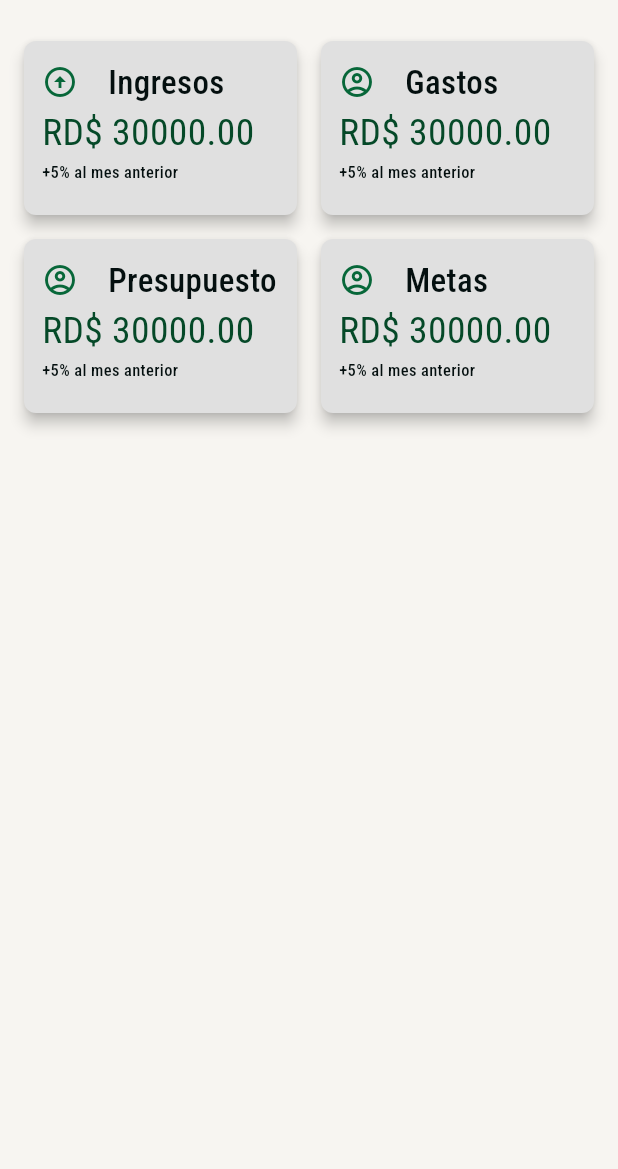
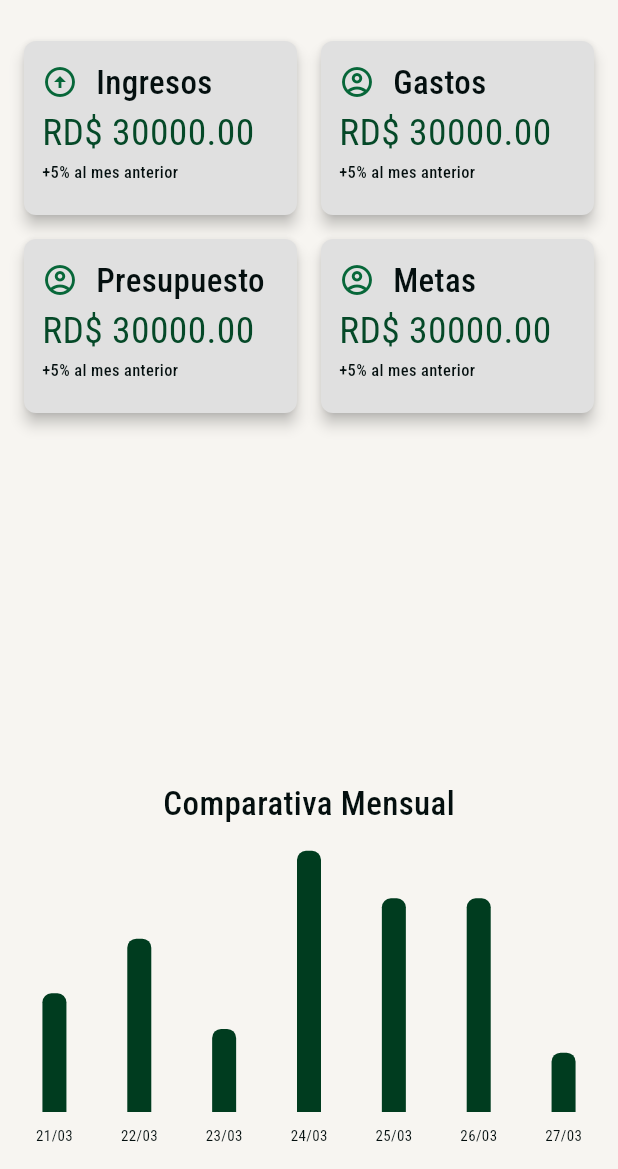
Before and after one commit to MFHamilton/cashly-frontend, a Flutter app: the screen it shows after launch, on a phone screen of 412 x 824 dp, the part 67-1236 px from its top. Run offline on Flutter 3.47's test engine with Material 3 defaults, Android fonts, the phone set to English and light mode, and no system bars; drawn by our look-alikes of fl_chart; our stand-ins replace flutter_secure_storage, flutter_svg, google_fonts, sign_in_button.

Commit message:
chore: homescreen analiticas

```diff
--- a/lib/feautures/home_screen.dart
+++ b/lib/feautures/home_screen.dart
@@ -1,5 +1,6 @@
 import 'package:cashly/core/constants/app_color.dart';
 import 'package:cashly/core/themes/text_scheme.dart';
+import 'package:fl_chart/fl_chart.dart';
 import 'package:flutter/material.dart';
 import 'package:flutter_svg/svg.dart';
 
@@ -94,7 +95,11 @@ class HomeScreen extends StatelessWidget {
             ),
             // TODO: alertas
             // TODO: grafica de comparativa mensual
-
+            Text(
+              "Comparativa Mensual",
+              style: MyTextTheme.lightTextTheme.titleLarge,
+            ),
+            MonthlyBarChart(),
             // TODO: fuente de ingresos
           ],
         ),
@@ -134,11 +139,15 @@ class CustomCard extends StatelessWidget {
             Row(
               children: [
                 Icon(titleIcon, color: AppColors.secondary),
-                SizedBox(width: 20),
-                Text(
+                SizedBox(width: 12),
+                Flexible(
+                  child: Text(
                     cardTitle,
                     style: MyTextTheme.lightTextTheme.titleLarge?.copyWith(
                       color: AppColors.textPrimary,
+                    ),
+                    overflow: TextOverflow.ellipsis,
+                    maxLines: 1,
                   ),
                 ),
               ],
@@ -146,11 +155,16 @@ class CustomCard extends StatelessWidget {
             // Content row
             Row(
               children: [
-                Text(
+                Flexible(
+                  child: Text(
                     "RD\$ ${amount.toStringAsFixed(2)}",
                     style: MyTextTheme.lightTextTheme.displaySmall?.copyWith(
                       color: AppColors.primary,
                       fontSize: 25,
+                    ),
+                    overflow: TextOverflow.ellipsis,
+                    maxLines: 1,
+                    softWrap: false,
                   ),
                 ),
               ],
@@ -160,7 +174,9 @@ class CustomCard extends StatelessWidget {
               children: [
                 Text(
                   bottomContent,
-                  style: MyTextTheme.lightTextTheme.labelSmall?.copyWith(color: AppColors.textPrimary),
+                  style: MyTextTheme.lightTextTheme.labelSmall?.copyWith(
+                    color: AppColors.textPrimary,
+                  ),
                 ),
               ],
             ),
@@ -170,3 +186,82 @@ class CustomCard extends StatelessWidget {
     );
   }
 }
+
+class MonthlyBarChart extends StatelessWidget {
+  const MonthlyBarChart({super.key});
+
+  @override
+  Widget build(BuildContext context) {
+    const barColor = Color(0xFF003C1F); // Verde oscuro
+
+    final data = [
+      {'day': '21/03', 'amount': 50.0},
+      {'day': '22/03', 'amount': 73.0},
+      {'day': '23/03', 'amount': 35.0},
+      {'day': '24/03', 'amount': 110.0},
+      {'day': '25/03', 'amount': 90.0},
+      {'day': '26/03', 'amount': 90.0},
+      {'day': '27/03', 'amount': 25.0},
+    ];
+
+    return SizedBox(
+      height: 220,
+      child: BarChart(
+        BarChartData(
+          maxY: 120,
+          minY: 0,
+          alignment: BarChartAlignment.spaceAround,
+          gridData: FlGridData(show: false),
+          borderData: FlBorderData(show: false),
+          barTouchData: BarTouchData(enabled: false),
+          titlesData: FlTitlesData(
+            topTitles: AxisTitles(sideTitles: SideTitles(showTitles: false)),
+            leftTitles: AxisTitles(sideTitles: SideTitles(showTitles: false)),
+            rightTitles: AxisTitles(sideTitles: SideTitles(showTitles: false)),
+            bottomTitles: AxisTitles(
+              sideTitles: SideTitles(
+                showTitles: true,
+                getTitlesWidget: (value, meta) {
+                  return Padding(
+                    padding: const EdgeInsets.only(top: 8.0),
+                    child: Text(
+                      data[value.toInt()]['day'].toString(),
+                      style: const TextStyle(fontSize: 10),
+                    ),
+                  );
+                },
+                reservedSize: 30,
+              ),
+            ),
+          ),
+          barGroups: List.generate(data.length, (index) {
+            final item = data[index];
+            final value = item['amount'] as double;
+            return BarChartGroupData(
+              x: index,
+              barRods: [
+                BarChartRodData(
+                  toY: value,
+                  color: barColor,
+                  width: 16,
+                  borderRadius: const BorderRadius.only(
+                    topLeft: Radius.circular(6),
+                    topRight: Radius.circular(6),
+                  ),
+                  rodStackItems: [],
+                ),
+              ],
+              showingTooltipIndicators: [],
+              barsSpace: 8,
+            );
+          }),
+          extraLinesData: ExtraLinesData(horizontalLines: []),
+          // barTouchTooltipData: BarTouchTooltipData(enabled: false),
+          groupsSpace: 12,
+        ),
+        swapAnimationDuration: const Duration(milliseconds: 500),
+        swapAnimationCurve: Curves.easeOut,
+      ),
+    );
+  }
+}
--- a/pubspec.yaml
+++ b/pubspec.yaml
@@ -40,6 +40,7 @@ dependencies:
   http: ^1.4.0
   flutter_secure_storage: ^9.2.4
   intl: ^0.18.0
+  fl_chart: ^1.0.0
 
 dev_dependencies:
   flutter_test:
```
Also changed, not shown: pubspec.lock. Lines whose indentation alone changed are shown as unchanged.
